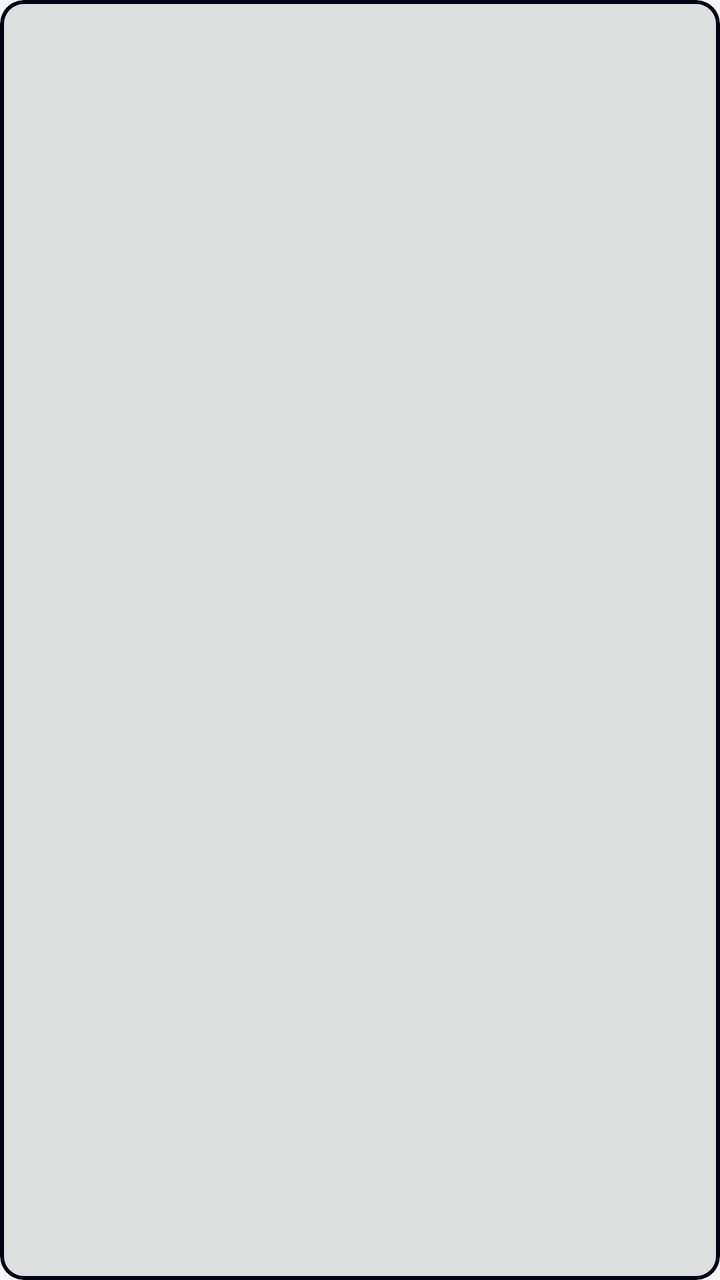
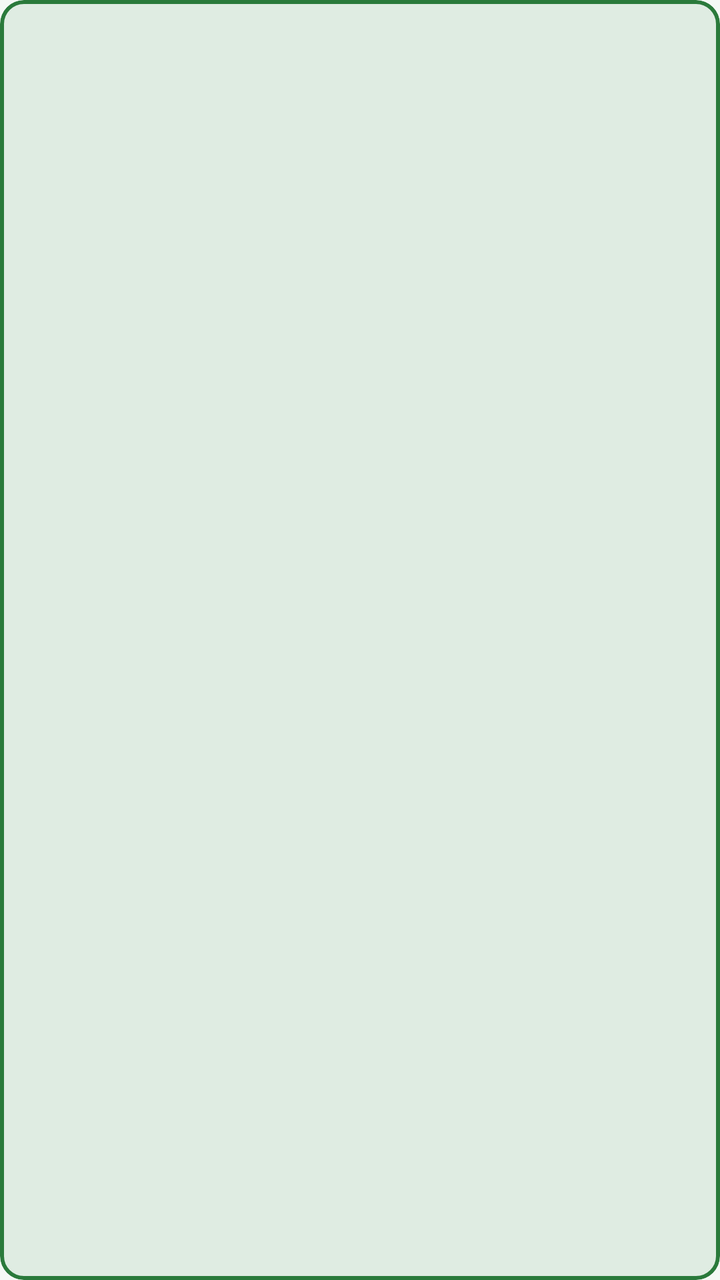

Two renders of the same Android screen: before a commit and after it. Below are the layout's source before the change and the commit's diff.
<!-- AndroidManifest.xml: application theme Theme.ParkGolf -->
<!-- res/layout/item_recent_course.xml -->
<?xml version="1.0" encoding="utf-8"?>
<com.google.android.material.card.MaterialCardView xmlns:android="http://schemas.android.com/apk/res/android"
    xmlns:app="http://schemas.android.com/apk/res-auto"
    android:layout_width="match_parent"
    android:layout_height="wrap_content"
    android:layout_marginBottom="8dp"
    app:strokeColor="@color/green_primary"
    app:strokeWidth="2dp"
    app:cardBackgroundColor="@color/green_light">
    <LinearLayout
        android:layout_width="match_parent"
        android:layout_height="wrap_content"
        android:orientation="vertical"
        android:minHeight="@dimen/touch_min"
        android:padding="14dp">
        <TextView android:id="@+id/tvVenue"
            android:layout_width="wrap_content" android:layout_height="wrap_content"
            android:textSize="@dimen/body_text" android:textStyle="bold"
            android:textColor="@color/text_primary" />
        <TextView android:id="@+id/tvSub"
            android:layout_width="wrap_content" android:layout_height="wrap_content"
            android:textColor="@color/text_muted" />
    </LinearLayout>
</com.google.android.material.card.MaterialCardView>
<!-- resources referenced by this layout -->
<resources>
  <color name="green_light">#1A030213</color>
  <color name="green_primary">#030213</color>
  <color name="text_muted">#717182</color>
  <color name="text_primary">#252525</color>
  <dimen name="body_text">18sp</dimen>
  <dimen name="touch_min">56dp</dimen>
  <style name="Theme.ParkGolf" parent="Theme.ParkGolf.Green" />
  <style name="Theme.ParkGolf.Green" parent="Theme.ParkGolf.Base">
          <item name="colorPrimary">#2A7A3B</item>
          <item name="android:windowBackground">#F4F9F5</item>
          <item name="parkBackground">#F4F9F5</item>
          <item name="parkForeground">#1A2E1D</item>
          <item name="parkPrimary">#2A7A3B</item>
          <item name="parkPrimary10">#1A2A7A3B</item>
          <item name="parkSecondary">#E6F2E8</item>
          <item name="parkMuted">#EAF3EC</item>
          <item name="parkMutedForeground">#4E7255</item>
          <item name="parkAccent">#D2EBDA</item>
          <item name="parkAccentForeground">#1A3D21</item>
          <item name="parkBorder">#332A7A3B</item>
          <item name="parkInputBg">#EAF3EC</item>
      </style>
  <style name="Theme.ParkGolf.Base" parent="Theme.Material3.DayNight.NoActionBar">
          <item name="colorOnPrimary">@color/on_primary</item>
          <item name="android:textColorPrimary">?attr/parkForeground</item>
      </style>
  <color name="on_primary">#FFFFFF</color>
</resources>

<!-- the commit's change to res/layout/item_recent_course.xml (unified diff, before → after) -->
@@ -4,9 +4,9 @@
     android:layout_width="match_parent"
     android:layout_height="wrap_content"
     android:layout_marginBottom="8dp"
-    app:strokeColor="@color/green_primary"
+    app:strokeColor="?attr/parkPrimary"
     app:strokeWidth="2dp"
-    app:cardBackgroundColor="@color/green_light">
+    app:cardBackgroundColor="?attr/parkPrimary10">
     <LinearLayout
         android:layout_width="match_parent"
         android:layout_height="wrap_content"
@@ -16,9 +16,9 @@
         <TextView android:id="@+id/tvVenue"
             android:layout_width="wrap_content" android:layout_height="wrap_content"
             android:textSize="@dimen/body_text" android:textStyle="bold"
-            android:textColor="@color/text_primary" />
+            android:textColor="?attr/parkForeground" />
         <TextView android:id="@+id/tvSub"
             android:layout_width="wrap_content" android:layout_height="wrap_content"
-            android:textColor="@color/text_muted" />
+            android:textColor="?attr/parkMutedForeground" />
     </LinearLayout>
 </com.google.android.material.card.MaterialCardView>
<!-- resource entries referenced after the edit -->
@@ -1,9 +1,5 @@
 <!-- resources referenced by this layout -->
 <resources>
-  <color name="green_light">#1A030213</color>
-  <color name="green_primary">#030213</color>
-  <color name="text_muted">#717182</color>
-  <color name="text_primary">#252525</color>
   <dimen name="body_text">18sp</dimen>
   <dimen name="touch_min">56dp</dimen>
   <style name="Theme.ParkGolf" parent="Theme.ParkGolf.Green" />
